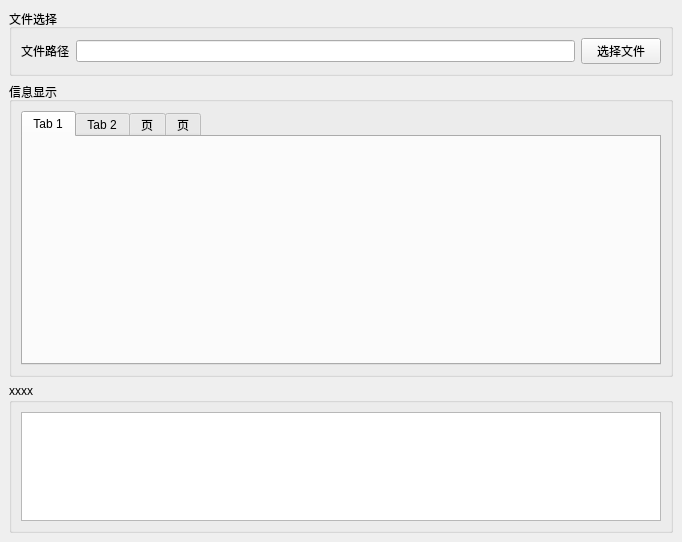
Old version of the form SSMA.ui in the repository zengrx/S.M.A.R.T.
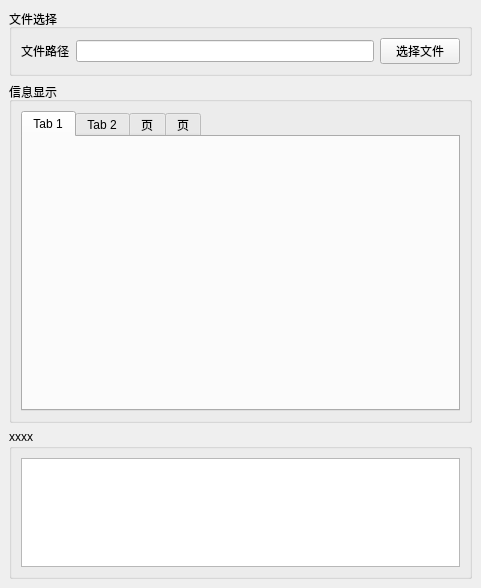
New version of the form.

What changed in the file:
```diff
--- a/SSMA.ui
+++ b/SSMA.ui
@@ -6,8 +6,8 @@
    <rect>
     <x>0</x>
     <y>0</y>
-    <width>682</width>
-    <height>542</height>
+    <width>481</width>
+    <height>588</height>
    </rect>
   </property>
   <property name="windowTitle">
```
